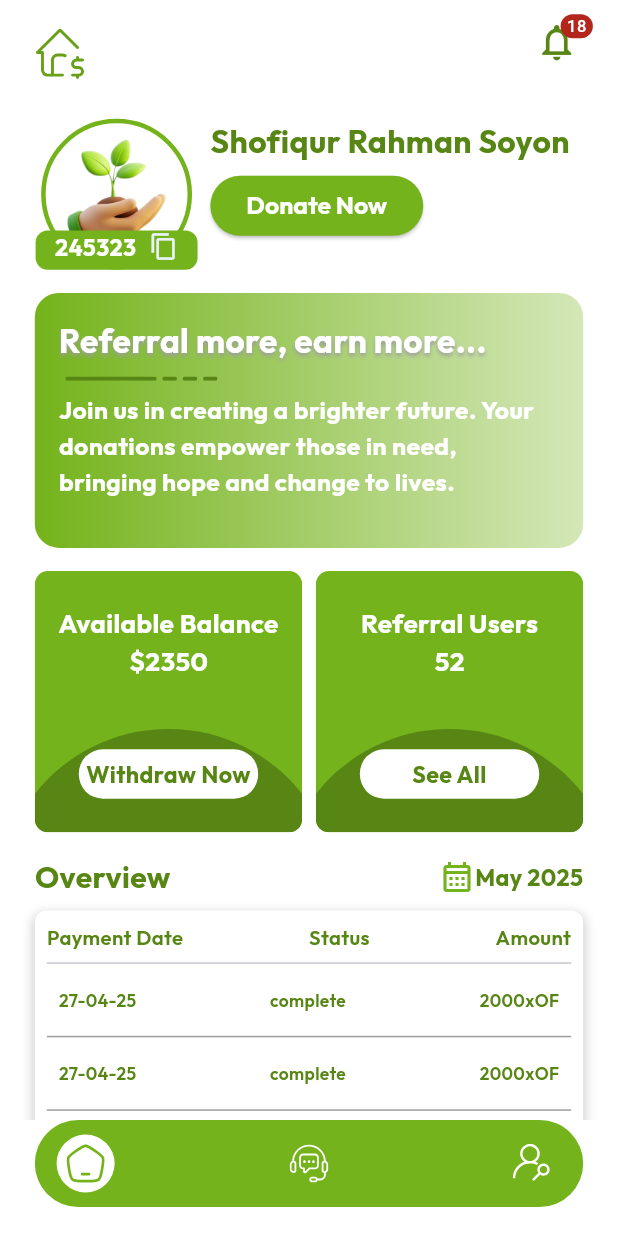
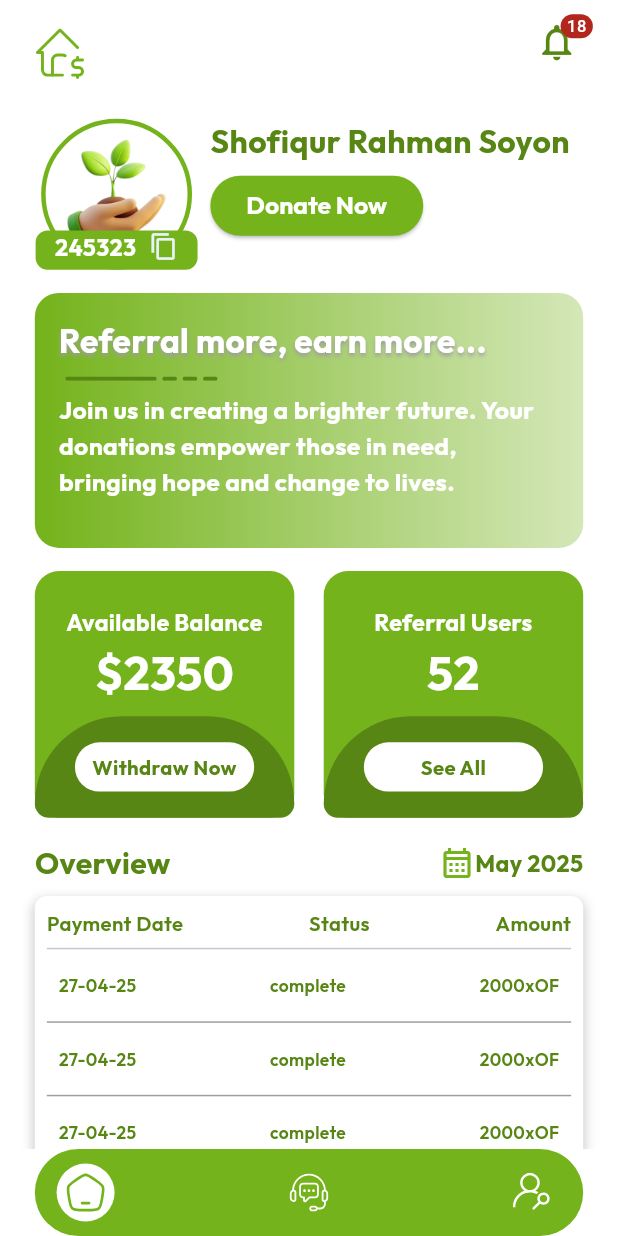
Before and after one commit to sparktechagency/community_engaged_app, a Flutter app: the MainBottomNavBarScreen screen opened by its route, on a phone screen of 412 x 824 dp. Run offline on Flutter 3.47's test engine with Material 3 defaults, Android fonts, the phone set to English and light mode, and no system bars; our stand-ins replace device_preview, flutter_screenutil, flutter_svg, get, image_picker, pin_code_fields.

Commit message:
designed a custom mini card for showing available balance and referral users , added a popup for showing nid card front and back side , checked performance optimization

```diff
--- a/lib/main.dart
+++ b/lib/main.dart
@@ -2,6 +2,7 @@ import 'package:community_engaged_app/routes/app_routes.dart';
 import 'package:community_engaged_app/utils/app_colors.dart';
 import 'package:community_engaged_app/view/screens/splash_screen/splash_screen.dart';
 import 'package:device_preview/device_preview.dart';
+import 'package:flutter/foundation.dart';
 import 'package:flutter/material.dart';
 import 'package:flutter/services.dart';
 import "package:flutter_localizations/flutter_localizations.dart";
@@ -14,8 +15,8 @@ void main() async {
     DeviceOrientation.portraitUp,
   ]);
   SystemChrome.setEnabledSystemUIMode(SystemUiMode.edgeToEdge);
-  runApp(
-    DevicePreview(enabled: false, builder: (context) => CommunityEngagedApp()),
+  runApp(kDebugMode?
+  DevicePreview(enabled:  false, builder: (context) => CommunityEngagedApp()) :CommunityEngagedApp()
   );
 }
 
--- a/lib/view/screens/auth_screens/sign_up/sign_up_screen.dart
+++ b/lib/view/screens/auth_screens/sign_up/sign_up_screen.dart
@@ -39,7 +39,8 @@ class _SignUpScreenState extends State<SignUpScreen> {
 
         centerTitle: true,
       ),
-      body: SingleChildScrollView(
+      body: SafeArea(
+        child: SingleChildScrollView(
           child: Padding(
             padding: const EdgeInsets.all(16.0),
             child: Form(
@@ -90,6 +91,7 @@ class _SignUpScreenState extends State<SignUpScreen> {
                   SizedBox(height: 40.h),
                   CustomButton(title: 'Confirm', onpress: _onTapSignInButton),
                 ],
+              ),
             ),
           ),
         ),
--- a/lib/view/screens/bottom_nav_bar/main_bottom_nav_bar.dart
+++ b/lib/view/screens/bottom_nav_bar/main_bottom_nav_bar.dart
@@ -28,7 +28,7 @@ class _MainBottomNavBarScreenState extends State<MainBottomNavBarScreen> {
       body: _screens[_selectedIndex],
       bottomNavigationBar: SafeArea(
         child: Padding(
-          padding: EdgeInsets.only(left: 24.r, right: 24.r, bottom: 20.r),
+          padding: EdgeInsets.only(left: 24.r, right: 24.r),
           child: Container(
             height: 60.h,
             width: double.infinity,
@@ -41,13 +41,13 @@ class _MainBottomNavBarScreenState extends State<MainBottomNavBarScreen> {
               mainAxisAlignment: MainAxisAlignment.spaceBetween,
               children: List.generate(3, (index) {
                 final bool isSelected = _selectedIndex == index;
-
-                // Dynamic icon based on selection
-                final iconPath = index == 0
-                    ? AppImage.homeIconUrl
-                    : index == 1
-                    ? AppImage.supportIconUrl
-                    : AppImage.profileIconUrl;
+                // Dynamic icon for selecting terms and conditions
+                final iconPath =
+                    index == 0
+                        ? AppImage.homeIconUrl
+                        : index == 1
+                        ? AppImage.supportIconUrl
+                        : AppImage.profileIconUrl;
 
                 return GestureDetector(
                   onTap: () {
@@ -65,7 +65,8 @@ class _MainBottomNavBarScreenState extends State<MainBottomNavBarScreen> {
                     child: Center(
                       child: SvgPicture.asset(
                         iconPath,
-                        color: isSelected ? AppColor.primaryColor : Colors.white,
+                        color:
+                            isSelected ? AppColor.primaryColor : Colors.white,
                         width: 28.w,
                         height: 28.h,
                       ),
--- a/lib/view/screens/home/home_screen.dart
+++ b/lib/view/screens/home/home_screen.dart
@@ -21,6 +21,7 @@ class HomeScreen extends StatefulWidget {
 
 class _HomeScreenState extends State<HomeScreen> {
   DateTime selectedDate = DateTime.now();
+
   void _onDateSelected(DateTime date) {
     setState(() {
       selectedDate = date;
@@ -40,7 +41,7 @@ class _HomeScreenState extends State<HomeScreen> {
                 crossAxisAlignment: CrossAxisAlignment.start,
                 children: [
                   ProfilePictureWithReferralCodeWidget(showReferralCode: true),
-                  SizedBox(width:8 ,),
+                  SizedBox(width: 8),
                   Expanded(
                     child: Column(
                       mainAxisAlignment: MainAxisAlignment.start,
@@ -116,7 +117,10 @@ class _HomeScreenState extends State<HomeScreen> {
                   ),
                   GestureDetector(
                     onTap: () async {
-                      showCustomMonthYearPicker(context: context,onSelected: _onDateSelected);
+                      showCustomMonthYearPicker(
+                        context: context,
+                        onSelected: _onDateSelected,
+                      );
                     },
                     child: Row(
                       children: [
@@ -125,7 +129,8 @@ class _HomeScreenState extends State<HomeScreen> {
                           color: AppColor.primaryColor,
                         ),
                         CustomText(
-                          text:'${DateFormat('MMMM yyyy').format(selectedDate)}',
+                          text:
+                              '${DateFormat('MMMM yyyy').format(selectedDate)}',
                           fontsize: 16.sp,
                           fontWeight: FontWeight.bold,
                         ),
@@ -192,9 +197,12 @@ class _HomeScreenState extends State<HomeScreen> {
             ),
             Divider(),
             ListView.separated(
-              shrinkWrap: true, // allow ListView inside Column
-              physics: NeverScrollableScrollPhysics(), // disable inner scrolling
-              itemCount: 5, // or any dynamic value
+              shrinkWrap: true,
+              // allow ListView inside Column
+              physics: NeverScrollableScrollPhysics(),
+              // disable inner scrolling
+              itemCount: 5,
+              // or any dynamic value
               separatorBuilder: (context, index) => Divider(color: Colors.grey),
               itemBuilder: (context, index) {
                 return Padding(
@@ -227,7 +235,6 @@ class _HomeScreenState extends State<HomeScreen> {
         ),
       ),
     );
-
   }
 
   ///custom card for show user bio and it static for all user
@@ -255,12 +262,8 @@ class _HomeScreenState extends State<HomeScreen> {
               color: Colors.white,
               fontWeight: FontWeight.bold,
               shadows: [
-                Shadow(
-                  offset: Offset(0, 2),
-                  blurRadius: 3,
-                  color: Colors.grey,
-                )
-              ]
+                Shadow(offset: Offset(0, 2), blurRadius: 3, color: Colors.grey),
+              ],
             ),
 
             SizedBox(height: 8.h),
@@ -268,6 +271,7 @@ class _HomeScreenState extends State<HomeScreen> {
               AppImage.verticalLogoUrl,
               height: 3.h,
               width: 105.w,
+              color: AppColor.secondaryColor,
             ),
             SizedBox(height: 8.h),
             CustomText(
--- a/lib/view/screens/home/referral_users_screen.dart
+++ b/lib/view/screens/home/referral_users_screen.dart
@@ -1,4 +1,3 @@
-import 'package:community_engaged_app/utils/app_colors.dart';
 import 'package:community_engaged_app/utils/app_images.dart';
 import 'package:community_engaged_app/view/widgets/custom_text.dart';
 import 'package:flutter/material.dart';
--- a/lib/view/screens/profile/profile_screen.dart
+++ b/lib/view/screens/profile/profile_screen.dart
@@ -41,7 +41,7 @@ class _ProfileScreenState extends State<ProfileScreen> {
                 Get.toNamed(AppRoutes.profileInformationScreen);
               },
               child: ListTile(
-                leading: SvgPicture.asset(AppImage.userIconUrl,height: 28.h,width: 28.w,),
+                leading: SvgPicture.asset(AppImage.userIconUrl,height: 28.h,width: 28.w,color: AppColor.primaryColor,),
                 title: CustomText(
                   text: 'Profile Information',
                   fontWeight: FontWeight.w600,
@@ -62,7 +62,7 @@ class _ProfileScreenState extends State<ProfileScreen> {
                 Get.toNamed(AppRoutes.settingScreen);
               },
               child: ListTile(
-                leading:SvgPicture.asset(AppImage.settingsIconUrl,height: 28.h,width: 28.w,),
+                leading:SvgPicture.asset(AppImage.settingsIconUrl,height: 28.h,width: 28.w,color: AppColor.primaryColor,),
                 title: CustomText(
                   text: 'Settings',
                   fontWeight: FontWeight.w600,
@@ -84,7 +84,7 @@ class _ProfileScreenState extends State<ProfileScreen> {
                 _onTapCustomPopUp(context);
               },
               child: ListTile(
-                leading:SvgPicture.asset(AppImage.logOutIconUrl,height: 28.h,width: 28.w,),
+                leading:SvgPicture.asset(AppImage.logOutIconUrl,height: 28.h,width: 28.w,color: AppColor.primaryColor,),
                 title: CustomText(
                   text: 'Log Out',
                   fontWeight: FontWeight.w600,
--- a/lib/view/screens/profile/settings/settings_screen.dart
+++ b/lib/view/screens/profile/settings/settings_screen.dart
@@ -2,7 +2,6 @@ import 'package:community_engaged_app/routes/app_routes.dart';
 import 'package:community_engaged_app/routes/export.dart';
 import 'package:community_engaged_app/utils/app_colors.dart';
 import 'package:community_engaged_app/utils/app_images.dart';
-import 'package:community_engaged_app/view/widgets/custom_button.dart';
 import 'package:community_engaged_app/view/widgets/custom_pop_up_widget.dart';
 import 'package:community_engaged_app/view/widgets/custom_text.dart';
 import 'package:flutter/material.dart';
@@ -124,6 +123,7 @@ class _SettingsScreenState extends State<SettingsScreen> {
                           AppImage.aboutUsIconUrl,
                           height: 32.h,
                           width: 32.w,
+                          color: AppColor.primaryColor,
                         ),
                         title: CustomText(
                           text: 'About Us',
--- a/lib/view/widgets/custom_app_bar_widget.dart
+++ b/lib/view/widgets/custom_app_bar_widget.dart
@@ -14,7 +14,7 @@ class CustomAppBar extends StatelessWidget implements PreferredSizeWidget {
     return AppBar(
       leading: Padding(
         padding: const EdgeInsets.only(left: 24, top: 16),
-        child: SvgPicture.asset(AppImage.homeLogo, fit: BoxFit.contain),
+        child: SvgPicture.asset(AppImage.homeLogo, fit: BoxFit.contain,color: AppColor.primaryColor,),
       ),
       actions: [
         Padding(
--- a/lib/view/widgets/custom_mini_card_widget.dart
+++ b/lib/view/widgets/custom_mini_card_widget.dart
@@ -1,5 +1,6 @@
 import 'package:community_engaged_app/utils/app_colors.dart';
 import 'package:community_engaged_app/utils/app_images.dart';
+import 'package:community_engaged_app/view/widgets/custom_button.dart';
 import 'package:community_engaged_app/view/widgets/custom_text.dart';
 import 'package:flutter/material.dart';
 import 'package:flutter_screenutil/flutter_screenutil.dart';
@@ -24,37 +25,113 @@ class CustomMiniCardWidget extends StatelessWidget {
   final String buttonName;
   final void Function()? onTap;
 
-
-
+  // @override
+  // Widget build(BuildContext context) {
+  //   final width = MediaQuery.of(context).size.width;
+  //   return Stack(
+  //     alignment: Alignment.center,
+  //     children: [
+  //       Container(
+  //         height: 180.h,
+  //         width: 170.w,
+  //         decoration: BoxDecoration(borderRadius: BorderRadius.circular(16)),
+  //         child: SvgPicture.asset(AppImage.customCard, fit: BoxFit.fill),
+  //       ),
+  //       Column(
+  //         mainAxisAlignment: MainAxisAlignment.spaceEvenly,
+  //         children: [
+  //           CustomText(
+  //             text: cardTitle,
+  //             fontsize: 18.sp,
+  //             fontWeight: FontWeight.bold,
+  //             color: Colors.white,
+  //           ),
+  //           CustomText(
+  //             text: cardSubtitle,
+  //             fontsize: 18.sp,
+  //             fontWeight: FontWeight.bold,
+  //             color: Colors.white,
+  //           ),
+  //           SizedBox(height: 48.h),
+  //           GestureDetector(
+  //             onTap: onTap,
+  //             child: Container(
+  //               alignment: Alignment.center,
+  //               height: 34.h,
+  //               width: 114.w,
+  //               decoration: BoxDecoration(
+  //                 color: Colors.white,
+  //                 borderRadius: BorderRadius.circular(16),
+  //               ),
+  //               child: CustomText(
+  //                 text: buttonName,
+  //                 fontsize: 16.sp,
+  //                 fontWeight: FontWeight.bold,
+  //               ),
+  //             ),
+  //           ),
+  //         ],
+  //       ),
+  //     ],
+  //   );
+  // }
   @override
   Widget build(BuildContext context) {
     final width = MediaQuery.of(context).size.width;
     return Stack(
-      alignment: Alignment.center,
+      alignment: Alignment.bottomCenter,
       children: [
         Container(
-          height: 180.h,
-          width: 170.w,
-          decoration: BoxDecoration(borderRadius: BorderRadius.circular(16)),
-          child: SvgPicture.asset(AppImage.customCard, fit: BoxFit.fill),
+          alignment: Alignment.center,
+          height: 170.h,
+          width: 165.w,
+          decoration: BoxDecoration(
+            color: AppColor.primaryColor,
+            borderRadius: BorderRadius.only(
+              topRight: Radius.circular(16),
+              topLeft: Radius.circular(16),
+              bottomLeft: Radius.circular(16),
+              bottomRight: Radius.circular(16),
             ),
-        Column(
-          mainAxisAlignment: MainAxisAlignment.spaceEvenly,
+          ),
+          child: Padding(
+            padding: EdgeInsets.only(top: 24.h),
+            child: Column(
               children: [
                 CustomText(
                   text: cardTitle,
-              fontsize: 18.sp,
+                  fontsize: 16.sp,
                   fontWeight: FontWeight.bold,
                   color: Colors.white,
                 ),
                 CustomText(
                   text: cardSubtitle,
-              fontsize: 18.sp,
+                  fontsize: 32.sp,
                   fontWeight: FontWeight.bold,
                   color: Colors.white,
                 ),
-            SizedBox(height: 48.h),
-            GestureDetector(
+              ],
+            ),
+          ),
+        ),
+
+        ///half curved container
+        Container(
+          alignment: Alignment.center,
+          height: 70.h,
+          width: 165.w,
+          decoration: BoxDecoration(
+            color: AppColor.secondaryColor,
+            // border: Border(right: BorderSide.)
+            borderRadius: BorderRadius.only(
+              topLeft: Radius.circular(100.r),
+              topRight: Radius.circular(100.r),
+              bottomLeft: Radius.circular(16.r),
+              bottomRight: Radius.circular(16.r),
+            ),
+          ),
+          // child: CustomButton(title: buttonName, onpress:()=>onTap),
+          child: GestureDetector(
             onTap: onTap,
             child: Container(
               alignment: Alignment.center,
@@ -62,16 +139,15 @@ class CustomMiniCardWidget extends StatelessWidget {
               width: 114.w,
               decoration: BoxDecoration(
                 color: Colors.white,
-                  borderRadius: BorderRadius.circular(16),
+                borderRadius: BorderRadius.circular(100.r),
               ),
               child: CustomText(
                 text: buttonName,
-                  fontsize: 16.sp,
+                fontsize: 14.sp,
                 fontWeight: FontWeight.bold,
               ),
             ),
           ),
-          ],
         ),
       ],
     );
--- a/lib/view/widgets/custom_pop_up_widget.dart
+++ b/lib/view/widgets/custom_pop_up_widget.dart
@@ -21,7 +21,6 @@ Future<bool?> customPopUpWidget({
       return AlertDialog(
         actionsAlignment: MainAxisAlignment.spaceEvenly,
         alignment: Alignment.center,
-
         content: Column(
           mainAxisSize: MainAxisSize.min,
           children: [
```
Also changed, not shown: lib/utils/app_colors.dart (+6 -7 lines), lib/view/screens/auth_screens/sign_up/add_referral_code_screen.dart (+7 -3 lines), lib/view/screens/auth_screens/sign_up/nid_picture_screen.dart (+19 -7 lines), lib/view/screens/profile/profile_information/profile_information_screen.dart (+68 -20 lines), assets/icons/Taratani_Logo-Final.svg (deleted), assets/images/customCard.svg (deleted). Lines whose indentation alone changed are shown as unchanged.
